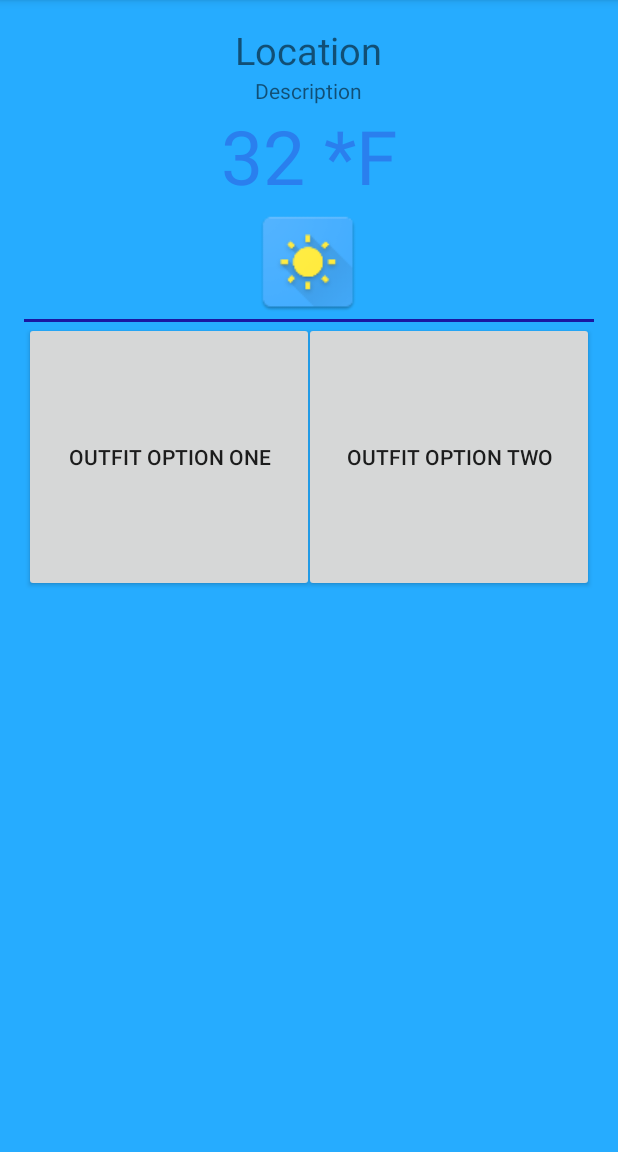
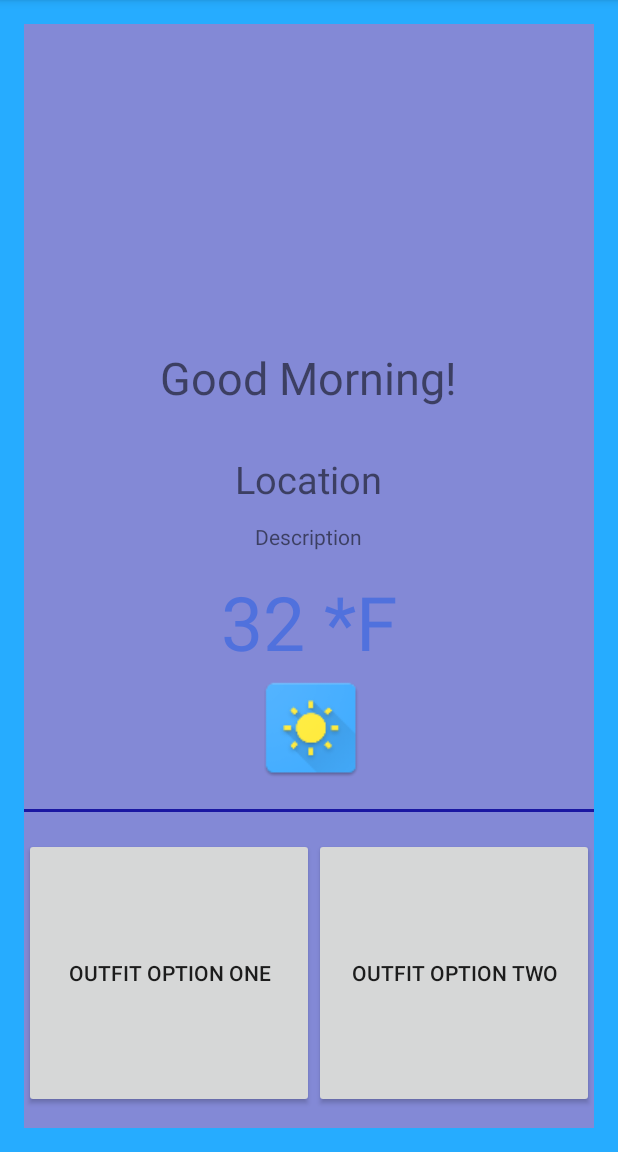
Before and after one commit to castonkr/Weather-To-Wear, an Android app: the HomeFragment screen opened directly, with no data from a screen before it, on a phone screen of 412 x 824 dp, the part 84-1236 px from its top. Run offline under Robolectric (Android 15) with nearby library versions, the phone set to English and light mode, and no system bars; our stand-ins replace Firebase (no records; nobody signed in at launch, a user with empty details on screens opened directly); 1 statement that could not run was skipped.

Commit message:
Hide keyboard, added a greeting to the home fragment

```diff
--- a/app/src/main/java/edu/rosehulman/schaffll/weathertowear/fragments/HomeFragment.java
+++ b/app/src/main/java/edu/rosehulman/schaffll/weathertowear/fragments/HomeFragment.java
@@ -25,7 +25,10 @@ import com.google.firebase.database.ValueEventListener;
 
 import org.json.JSONException;
 
+import java.sql.Time;
+import java.text.SimpleDateFormat;
 import java.util.ArrayList;
+import java.util.Calendar;
 import java.util.List;
 
 import edu.rosehulman.schaffll.weathertowear.OutfitAdapter;
@@ -59,6 +62,7 @@ public class HomeFragment extends Fragment implements View.OnClickListener{
     public static float tempF;
     public static int weatherID;
     public List<OutfitItem> mSavedOutfitsItems;
+    public TextView welcomeText;
 
     String zipcode;
 
@@ -82,15 +86,37 @@ public class HomeFragment extends Fragment implements View.OnClickListener{
 
         mSavedOutfitsItems = new ArrayList<>();
 
+        String time = new SimpleDateFormat("HH").format(Calendar.getInstance().getTime());
+        //Log.d("timeforme", formattedDate);
+        int intTime = Integer.parseInt(time);
+
+
 
         locationText = (TextView) view.findViewById(R.id.locationTextView);
         tempText = (TextView) view.findViewById(R.id.tempTextView);
         conditionDesciption = (TextView) view.findViewById(R.id.descriptionTextView);
         weatherImage = (ImageView) view.findViewById(R.id.weatherImageView);
+
+        welcomeText = (TextView) view.findViewById(R.id.welcomeTextView);
+        if (5 < intTime && intTime <= 12){
+            welcomeText.setText("Good Morning!");
+        }
+        else if (12 < intTime && intTime <= 17){
+            welcomeText.setText("Good Afternoon!");
+        }
+        else if (17 < intTime && intTime <= 21){
+            welcomeText.setText("Good Evening!");
+        }
+        else{
+            welcomeText.setText("Good Night!");
+        }
+
         buttonOutfit1 = (Button) view.findViewById(R.id.outfitChoiceOne);
         buttonOutfit2 = (Button) view.findViewById(R.id.outfitChoiceTwo);
 
+        //tempText.setText(formattedDate);
 
+        //view.setBackgroundColor(getResources().getColor(R.color.colorAccent));
 
 
 
@@ -129,6 +155,18 @@ public class HomeFragment extends Fragment implements View.OnClickListener{
 //            }
 //
 //        });
+
+        if (tempF < 32){
+            view.setBackgroundColor(getResources().getColor(R.color.colorCold));
+        }
+        else if (tempF < 60){
+            view.setBackgroundColor(getResources().getColor(R.color.colorMiddle));
+        }
+        else{
+            view.setBackgroundColor(getResources().getColor(R.color.colorWarm));
+        }
+
+
         return view;
     }
 
@@ -259,6 +297,16 @@ public class HomeFragment extends Fragment implements View.OnClickListener{
                 locationText.setText(weather.location.getCity() + ", " + weather.location.getCountry());
                 float tempC = Math.round((weather.temperature.getTemp() - 273.15));
                 tempF = Math.round(tempC * 1.8) + 32;
+                //tempRange: < 32, 32-60, 60+
+//                if (tempF < 32){
+//                    setBackgroundColor(getResources().getColor(R.color.colorCold));
+//                }
+//                else if (tempF < 60){
+//                    getView().setBackgroundColor(getResources().getColor(R.color.colorMiddle));
+//                }
+//                else{
+//                    getView().setBackgroundColor(getResources().getColor(R.color.colorWarm));
+//                }
                 tempText.setText("" + tempF + " *F");
                 weatherID = weather.currentCondition.getWeatherId();
                 conditionDesciption.setText(weather.currentCondition.getCondition() + " (" + weather.currentCondition.getDescription() + ")");
--- a/app/src/main/java/edu/rosehulman/schaffll/weathertowear/fragments/PreferencesFragment.java
+++ b/app/src/main/java/edu/rosehulman/schaffll/weathertowear/fragments/PreferencesFragment.java
@@ -1,12 +1,14 @@
 package edu.rosehulman.schaffll.weathertowear.fragments;
 
 
+import android.content.Context;
 import android.os.Bundle;
 import android.support.v4.app.Fragment;
 import android.util.Log;
 import android.view.LayoutInflater;
 import android.view.View;
 import android.view.ViewGroup;
+import android.view.inputmethod.InputMethodManager;
 import android.widget.AdapterView;
 import android.widget.ArrayAdapter;
 import android.widget.Button;
@@ -207,6 +209,9 @@ public class PreferencesFragment extends Fragment implements View.OnClickListene
                 Calculations calc = new Calculations(hotTemp, coldTemp, currentTemp, weatherID, mBooleanArray);
                 userClothingOptions = calc.createNewOutfits();
                 mUserRef.child("newOutfits").setValue(userClothingOptions);
+
+                hideKeyboard();
+
 //                mUserRef.child("newOutfits").child("Outfit2").setValue(userClothingOptions.get(0));
 //                mUserRef.child("newOutfits").child("Outfit1").child("type1").setValue(userClothingOptions.get(0).getmType1());
 //                mUserRef.child("newOutfits").child("Outfit1").child("type2").setValue(userClothingOptions.get(0).getmType2());
@@ -219,4 +224,10 @@ public class PreferencesFragment extends Fragment implements View.OnClickListene
 
         }
     }
+
+    private void hideKeyboard() {
+        InputMethodManager imm = (InputMethodManager) getActivity().getSystemService(
+                Context.INPUT_METHOD_SERVICE);
+        imm.hideSoftInputFromWindow(zipCode.getWindowToken(), 0);
+    }
 }
--- a/app/src/main/res/layout/fragment_home.xml
+++ b/app/src/main/res/layout/fragment_home.xml
@@ -15,57 +15,34 @@
         android:background="#c0c0c0"/>-->
 
 
-
-
-    <Button
-        android:text="Outfit Option Two"
-        android:layout_width="193dp"
-        android:layout_height="180dp"
-        android:id="@+id/outfitChoiceTwo"
-        android:layout_below="@+id/lineView"
-        android:layout_alignParentRight="true"
-        android:layout_alignParentEnd="true" />
-
-    <Button
-        android:text="Outfit Option One"
-        android:layout_width="193dp"
-        android:layout_height="180dp"
-        android:id="@+id/outfitChoiceOne"
-        android:layout_below="@+id/lineView"
-        android:layout_alignParentLeft="true"
-        android:layout_alignParentStart="true" />
+    <TextView
+        android:text="Description"
+        android:layout_width="wrap_content"
+        android:layout_height="wrap_content"
+        android:id="@+id/descriptionTextView"
+        android:layout_marginBottom="13dp"
+        android:layout_above="@+id/tempTextView"
+        android:layout_centerHorizontal="true" />
 
     <TextView
         android:text="Location"
         android:layout_width="wrap_content"
         android:layout_height="wrap_content"
-        android:layout_alignParentTop="true"
         android:textSize="25sp"
-        android:layout_centerHorizontal="true"
-        android:id="@+id/locationTextView" />
-
-    <ImageView
-        android:layout_width="75dp"
-        android:layout_height="75dp"
-        app:srcCompat="@mipmap/ic_weather_to_wear"
-        android:id="@+id/weatherImageView"
-        android:layout_below="@+id/tempTextView"
+        android:id="@+id/locationTextView"
+        android:layout_marginBottom="11dp"
+        android:layout_above="@+id/descriptionTextView"
         android:layout_centerHorizontal="true" />
 
-    <View
-        android:id="@+id/lineView"
-        android:layout_width="fill_parent"
-        android:layout_height="2dp"
-        android:layout_below="@id/weatherImageView"
-        android:background="#1a17a2"/>
-
     <TextView
-        android:text="Description"
+        android:text="TextView"
         android:layout_width="wrap_content"
         android:layout_height="wrap_content"
-        android:layout_below="@+id/locationTextView"
+        android:layout_above="@+id/locationTextView"
         android:layout_centerHorizontal="true"
-        android:id="@+id/descriptionTextView" />
+        android:layout_marginBottom="30dp"
+        android:textSize="30sp"
+        android:id="@+id/welcomeTextView" />
 
     <TextView
         android:text="32 *F"
@@ -74,8 +51,47 @@
         android:id="@+id/tempTextView"
         android:textSize="50sp"
         android:textColor="@color/colorDegree"
-        android:layout_below="@+id/descriptionTextView"
+        android:layout_above="@+id/weatherImageView"
         android:layout_centerHorizontal="true" />
+
+    <View
+        android:id="@+id/lineView"
+        android:layout_width="fill_parent"
+        android:layout_height="2dp"
+        android:background="#1a17a2"
+        android:layout_above="@+id/outfitChoiceOne"
+        android:layout_alignParentLeft="true"
+        android:layout_alignParentStart="true"
+        android:layout_marginBottom="17dp" />
+
+    <Button
+        android:text="Outfit Option One"
+        android:layout_width="193dp"
+        android:layout_height="180dp"
+        android:id="@+id/outfitChoiceOne"
+        android:layout_alignParentBottom="true"
+        android:layout_alignParentLeft="true"
+        android:layout_alignParentStart="true"
+        android:layout_marginBottom="13dp" />
+
+    <Button
+        android:text="Outfit Option Two"
+        android:layout_width="193dp"
+        android:layout_height="180dp"
+        android:id="@+id/outfitChoiceTwo"
+        android:layout_alignTop="@+id/outfitChoiceOne"
+        android:layout_toRightOf="@+id/outfitChoiceOne"
+        android:layout_toEndOf="@+id/outfitChoiceOne" />
+
+    <ImageView
+        android:layout_width="75dp"
+        android:layout_height="75dp"
+        app:srcCompat="@mipmap/ic_weather_to_wear"
+        android:id="@+id/weatherImageView"
+        android:layout_above="@+id/lineView"
+        android:layout_alignLeft="@+id/descriptionTextView"
+        android:layout_alignStart="@+id/descriptionTextView"
+        android:layout_marginBottom="16dp" />
 
 
 </RelativeLayout>
--- a/app/src/main/res/values/colors.xml
+++ b/app/src/main/res/values/colors.xml
@@ -8,5 +8,8 @@
     <color name="colorDegree">#972e61e2</color>
     <color name="colorBackground">#26acff</color>
     <color name="colorDarkText">#000ba7</color>
+    <color name="colorCold">#8389d6</color>
+    <color name="colorMiddle">#48e9e9</color>
+    <color name="colorWarm">#ff7e3e</color>
 
 </resources>
```
